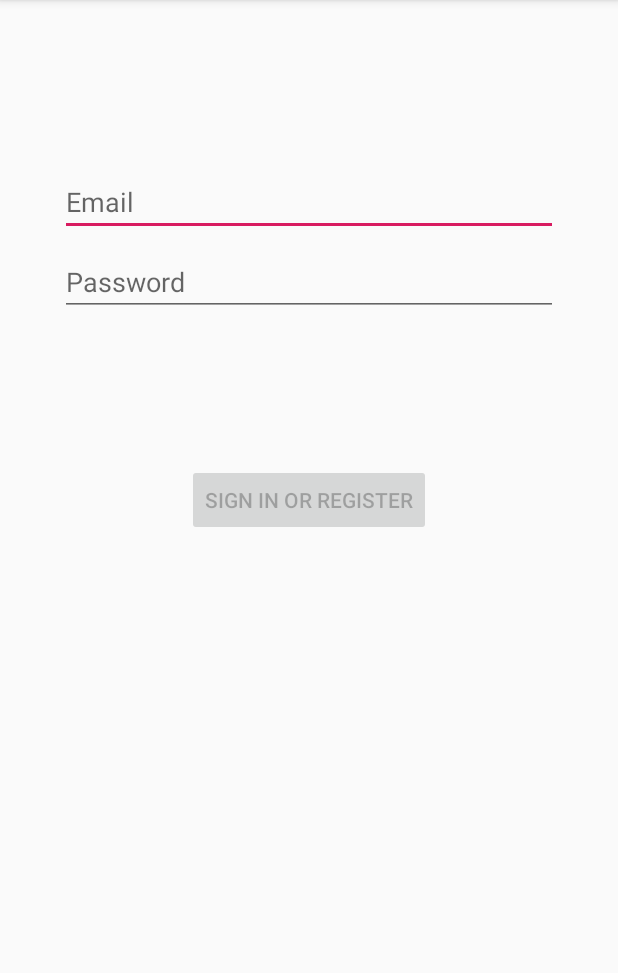
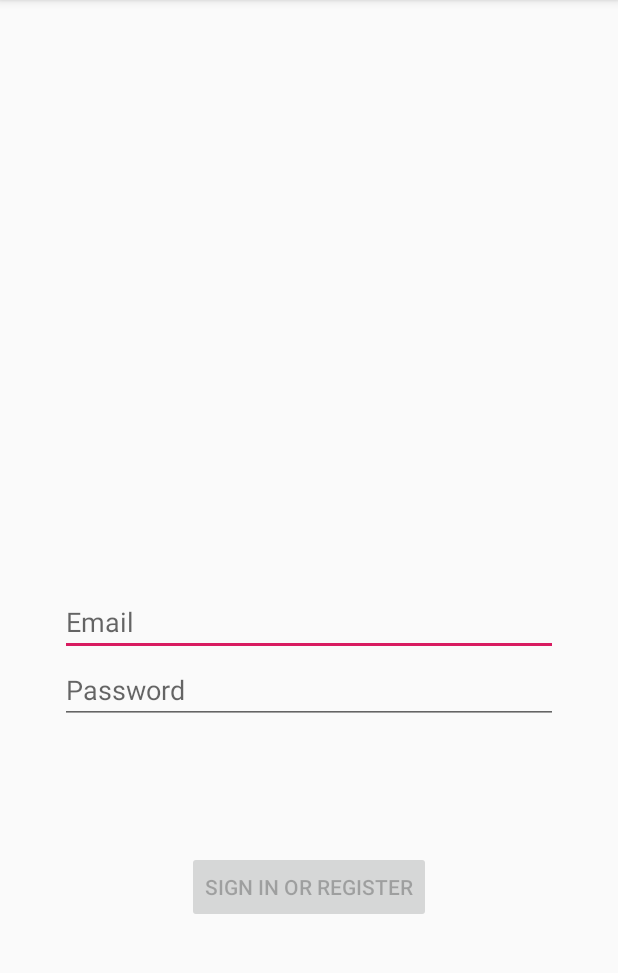
Before and after one commit to leenak0/ARSNS, an Android app: the screen it shows after launch (LoginActivity), on a phone screen of 412 x 824 dp, the part 84-1057 px from its top. Run offline under Robolectric (Android 15) with nearby library versions, the phone set to English and light mode, and no system bars.

Commit message:
프로토타입 개발 시작

```diff
--- a/app/src/main/res/layout/activity_login.xml
+++ b/app/src/main/res/layout/activity_login.xml
@@ -17,22 +17,39 @@
         android:layout_width="0dp"
         android:layout_height="wrap_content"
         android:layout_marginStart="24dp"
-        android:layout_marginTop="96dp"
+        android:layout_marginTop="376dp"
         android:layout_marginEnd="24dp"
 
         android:hint="@string/prompt_email"
         android:inputType="textEmailAddress"
         android:selectAllOnFocus="true"
         app:layout_constraintEnd_toEndOf="parent"
+        app:layout_constraintHorizontal_bias="1.0"
         app:layout_constraintStart_toStartOf="parent"
         app:layout_constraintTop_toTopOf="parent" />
+
+    <Button
+        android:id="@+id/login"
+        android:layout_width="wrap_content"
+        android:layout_height="wrap_content"
+        android:layout_gravity="start"
+        android:layout_marginStart="48dp"
+        android:layout_marginTop="16dp"
+        android:layout_marginEnd="48dp"
+        android:layout_marginBottom="64dp"
+        android:enabled="false"
+        android:text="@string/action_sign_in"
+        app:layout_constraintBottom_toBottomOf="parent"
+        app:layout_constraintEnd_toEndOf="parent"
+        app:layout_constraintStart_toStartOf="parent"
+        app:layout_constraintTop_toBottomOf="@+id/password"
+        app:layout_constraintVertical_bias="0.487" />
 
     <EditText
         android:id="@+id/password"
         android:layout_width="0dp"
         android:layout_height="wrap_content"
         android:layout_marginStart="24dp"
-        android:layout_marginTop="8dp"
         android:layout_marginEnd="24dp"
 
         android:hint="@string/prompt_password"
@@ -41,25 +58,9 @@
         android:inputType="textPassword"
         android:selectAllOnFocus="true"
         app:layout_constraintEnd_toEndOf="parent"
+        app:layout_constraintHorizontal_bias="1.0"
         app:layout_constraintStart_toStartOf="parent"
         app:layout_constraintTop_toBottomOf="@+id/username" />
-
-    <Button
-        android:id="@+id/login"
-        android:enabled="false"
-        android:layout_width="wrap_content"
-        android:layout_height="wrap_content"
-        android:layout_gravity="start"
-        android:layout_marginStart="48dp"
-        android:layout_marginTop="16dp"
-        android:layout_marginEnd="48dp"
-        android:layout_marginBottom="64dp"
-        android:text="@string/action_sign_in"
-        app:layout_constraintBottom_toBottomOf="parent"
-        app:layout_constraintEnd_toEndOf="parent"
-        app:layout_constraintStart_toStartOf="parent"
-        app:layout_constraintTop_toBottomOf="@+id/password"
-        app:layout_constraintVertical_bias="0.2" />
 
     <ProgressBar
         android:id="@+id/loading"
```
